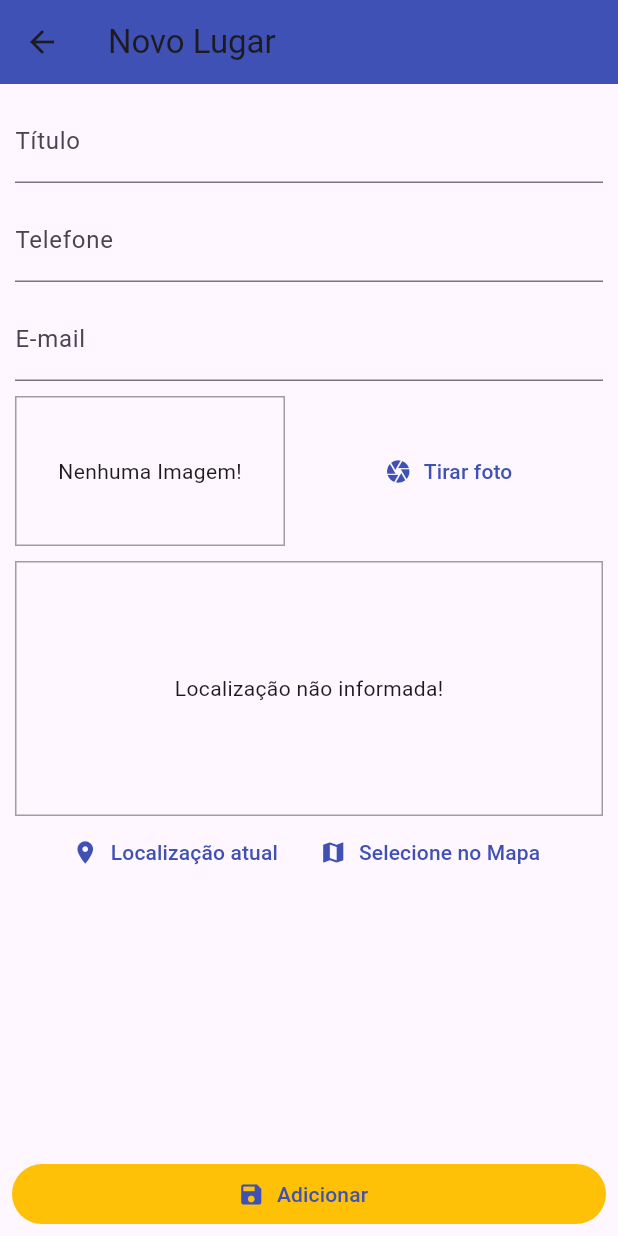
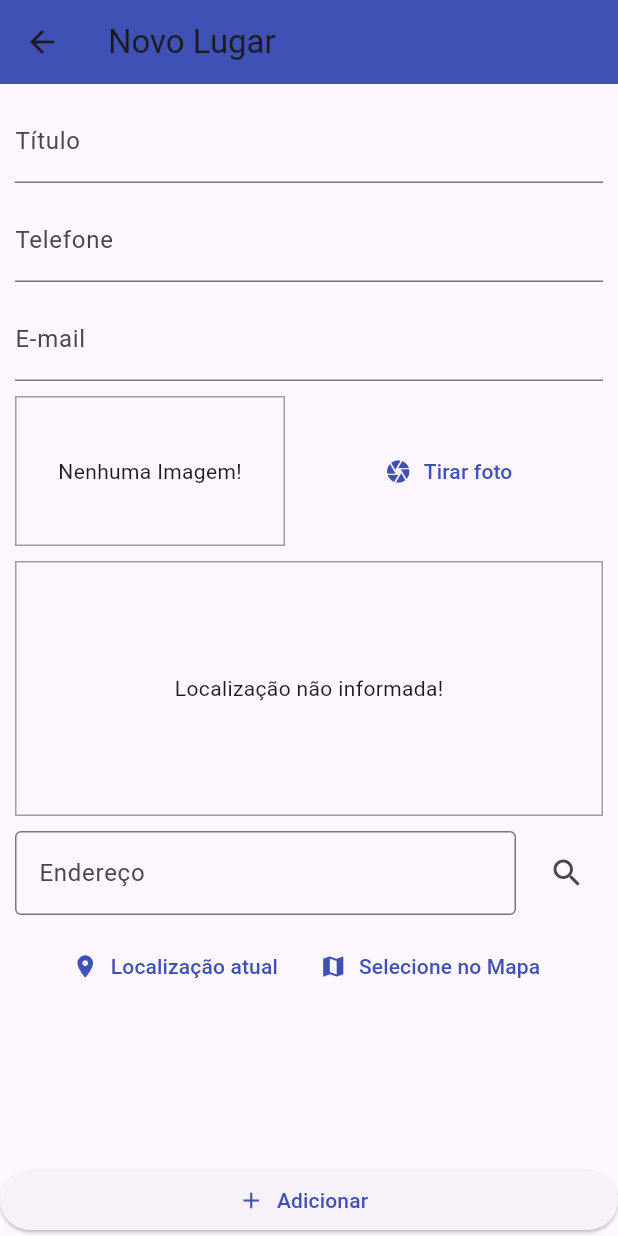
Before and after one commit to DaviVCarvalhos/f09_recursos_nativos, a Flutter app: the PlaceFormScreen screen opened by its route, on a phone screen of 412 x 824 dp. Run offline on Flutter 3.47's test engine with Material 3 defaults, Android fonts, the phone set to English and light mode, and no system bars; our stand-ins replace firebase_core, firebase_database, geocoding, google_maps_flutter, image_picker, location and 1 more; accounts and stored records are empty.

Commit message:
adição de opção de informar endereço por escrito

```diff
--- a/lib/components/location_input.dart
+++ b/lib/components/location_input.dart
@@ -9,8 +9,13 @@ class LocationInput extends StatefulWidget {
   final Function(double, double)
       onSelectPlace; // Callback para enviar coordenadas
   final LatLng? initialLocation; // Localização inicial opcional
+  final String? initialAddress; // Endereço inicial opcional
 
-  LocationInput({required this.onSelectPlace, this.initialLocation});
+  LocationInput({
+    required this.onSelectPlace,
+    this.initialLocation,
+    this.initialAddress,
+  });
 
   @override
   _LocationInputState createState() => _LocationInputState();
@@ -18,29 +23,31 @@ class LocationInput extends StatefulWidget {
 
 class _LocationInputState extends State<LocationInput> {
   String? _previewImageUrl;
+  final TextEditingController _addressController = TextEditingController();
 
   @override
   void initState() {
     super.initState();
-    // Se uma localização inicial foi fornecida, gera a imagem do mapa.
+    // Gera o preview do mapa caso haja localização inicial ou endereço inicial
     if (widget.initialLocation != null) {
       _previewImageUrl = LocationUtil.generateLocationPreviewImage(
         latitude: widget.initialLocation!.latitude,
         longitude: widget.initialLocation!.longitude,
       );
+    } else if (widget.initialAddress != null) {
+      _addressController.text = widget.initialAddress!;
+      _getCoordinatesFromAddress(widget.initialAddress!);
     }
   }
 
   Future<void> _getCurrentUserLocation() async {
     try {
-      final locData =
-          await Location().getLocation(); // Pega localização do usuário
+      final locData = await Location().getLocation();
       final staticMapImageUrl = LocationUtil.generateLocationPreviewImage(
         latitude: locData.latitude!,
         longitude: locData.longitude!,
       );
 
-      // Passando as coordenadas para o callback
       widget.onSelectPlace(locData.latitude!, locData.longitude!);
 
       setState(() {
@@ -48,6 +55,9 @@ class _LocationInputState extends State<LocationInput> {
       });
     } catch (error) {
       print("Erro ao obter localização: $error");
+      ScaffoldMessenger.of(context).showSnackBar(
+        SnackBar(content: Text('Erro ao obter localização atual.')),
+      );
     }
   }
 
@@ -66,12 +76,37 @@ class _LocationInputState extends State<LocationInput> {
       longitude: selectedPosition.longitude,
     );
 
-    // Passando as coordenadas para o callback
     widget.onSelectPlace(selectedPosition.latitude, selectedPosition.longitude);
 
     setState(() {
       _previewImageUrl = staticMapImageUrl;
     });
+  }
+
+  Future<void> _getCoordinatesFromAddress(String address) async {
+    try {
+      final coordinates = await LocationUtil.getCoordinatesFromAddress(address);
+      final latitude = coordinates['latitude']!;
+      final longitude = coordinates['longitude']!;
+
+      final staticMapImageUrl = LocationUtil.generateLocationPreviewImage(
+        latitude: latitude,
+        longitude: longitude,
+      );
+
+      widget.onSelectPlace(latitude, longitude);
+
+      setState(() {
+        _previewImageUrl = staticMapImageUrl;
+      });
+    } catch (error) {
+      print("Erro ao buscar coordenadas: $error");
+      ScaffoldMessenger.of(context).showSnackBar(
+        SnackBar(
+          content: Text('Erro ao buscar localização: $error'),
+        ),
+      );
+    }
   }
 
   @override
@@ -96,6 +131,31 @@ class _LocationInputState extends State<LocationInput> {
                   width: double.infinity,
                 ),
         ),
+        SizedBox(height: 10),
+        Row(
+          children: [
+            Expanded(
+              child: TextField(
+                controller: _addressController,
+                decoration: InputDecoration(
+                  labelText: 'Endereço',
+                  border: OutlineInputBorder(),
+                ),
+                onSubmitted: (value) {
+                  _getCoordinatesFromAddress(value);
+                },
+              ),
+            ),
+            SizedBox(width: 10),
+            IconButton(
+              icon: Icon(Icons.search),
+              onPressed: () {
+                _getCoordinatesFromAddress(_addressController.text);
+              },
+            ),
+          ],
+        ),
+        SizedBox(height: 10),
         Row(
           mainAxisAlignment: MainAxisAlignment.center,
           children: [
--- a/lib/screens/place_form_screen.dart
+++ b/lib/screens/place_form_screen.dart
@@ -1,20 +1,19 @@
 import 'dart:io';
 
+import 'package:f09_recursos_nativos/components/image_input.dart';
+import 'package:f09_recursos_nativos/components/location_input.dart';
+import 'package:f09_recursos_nativos/provider/places_model.dart';
 import 'package:flutter/material.dart';
+import 'package:google_maps_flutter/google_maps_flutter.dart';
 import 'package:provider/provider.dart';
-import 'package:google_maps_flutter/google_maps_flutter.dart';
-
-import '../components/image_input.dart';
-import '../components/location_input.dart';
-import '../provider/places_model.dart';
 
 class PlaceFormScreen extends StatefulWidget {
-  final String? id;
-  final String? title;
-  final String? phoneNumber;
-  final String? email;
-  final LatLng? initialLocation;
-  final String? imagePath;
+  final String? id; // ID do local para edição
+  final String? title; // Título inicial
+  final String? phoneNumber; // Telefone inicial
+  final String? email; // E-mail inicial
+  final LatLng? initialLocation; // Localização inicial
+  final String? imagePath; // Caminho da imagem inicial
 
   PlaceFormScreen({
     this.id,
@@ -37,10 +36,13 @@ class _PlaceFormScreenState extends State<PlaceFormScreen> {
   File? _pickedImage;
   double? _latitude;
   double? _longitude;
+  String? _address;
 
   @override
   void initState() {
     super.initState();
+
+    // Preenche os campos com valores iniciais se estiverem disponíveis
     if (widget.title != null) _titleController.text = widget.title!;
     if (widget.phoneNumber != null) _phoneController.text = widget.phoneNumber!;
     if (widget.email != null) _emailController.text = widget.email!;
@@ -53,30 +55,34 @@ class _PlaceFormScreenState extends State<PlaceFormScreen> {
     }
   }
 
-  void _selectPlace(double lat, double lng) {
-    _latitude = lat;
-    _longitude = lng;
-  }
-
   void _selectImage(File pickedImage) {
     _pickedImage = pickedImage;
   }
 
-  void _submitForm() async {
+  void _selectPlace(double lat, double lng, String address) {
+    _latitude = lat;
+    _longitude = lng;
+    _address = address;
+
+    setState(() {});
+  }
+
+  void _selectPlaceWithAddress(double lat, double lng) {
+    _selectPlace(lat, lng, _address ?? ''); // Passa o endereço como parâmetro
+  }
+
+  void _submitForm() {
     if (_titleController.text.isEmpty ||
+        _pickedImage == null ||
         _phoneController.text.isEmpty ||
         _emailController.text.isEmpty ||
         _latitude == null ||
-        _longitude == null ||
-        (_pickedImage == null && widget.id == null)) {
-      ScaffoldMessenger.of(context).showSnackBar(
-        SnackBar(content: Text('Por favor, preencha todos os campos!')),
-      );
+        _longitude == null) {
       return;
     }
 
     if (widget.id == null) {
-      // Adicionar novo lugar
+      // Adicionar novo local
       Provider.of<PlacesModel>(context, listen: false).addPlace(
         _titleController.text,
         _pickedImage!,
@@ -86,7 +92,7 @@ class _PlaceFormScreenState extends State<PlaceFormScreen> {
         _emailController.text,
       );
     } else {
-      // Editar lugar existente
+      // Editar local existente
       Provider.of<PlacesModel>(context, listen: false).editPlace(
         widget.id!,
         _titleController.text,
@@ -132,33 +138,22 @@ class _PlaceFormScreenState extends State<PlaceFormScreen> {
                       decoration: InputDecoration(labelText: 'E-mail'),
                     ),
                     SizedBox(height: 10),
-                    ImageInput(
-                      _selectImage,
-                      initialImage: _pickedImage,
-                    ),
+                    ImageInput(this._selectImage),
                     SizedBox(height: 10),
                     LocationInput(
-                      onSelectPlace: _selectPlace,
+                      onSelectPlace: _selectPlaceWithAddress,
                       initialLocation: widget.initialLocation,
+                      initialAddress: _address,
                     ),
                   ],
                 ),
               ),
             ),
           ),
-          Padding(
-            padding: const EdgeInsets.all(8.0),
-            child: ElevatedButton.icon(
-              icon: Icon(Icons.save),
-              label:
-                  Text(widget.id == null ? 'Adicionar' : 'Salvar Alterações'),
-              style: ElevatedButton.styleFrom(
-                backgroundColor: Theme.of(context).colorScheme.secondary,
-                elevation: 0,
-                tapTargetSize: MaterialTapTargetSize.shrinkWrap,
-              ),
-              onPressed: _submitForm,
-            ),
+          ElevatedButton.icon(
+            icon: Icon(Icons.add),
+            label: Text(widget.id == null ? 'Adicionar' : 'Salvar'),
+            onPressed: _submitForm,
           ),
         ],
       ),
--- a/pubspec.yaml
+++ b/pubspec.yaml
@@ -51,6 +51,7 @@ dev_dependencies:
   location: ^7.0.0
   url_launcher: ^6.0.10
   google_maps_flutter: ^2.10.0
+  geocoding: ^2.0.5
 
 
 
```
Also changed, not shown: lib/screens/adress_form_screen.dart (added, +67 -0 lines), lib/screens/places_list_screen.dart (+7 -6 lines), lib/utils/location_util.dart (+34 -0 lines), pubspec.lock, 2 other files.
